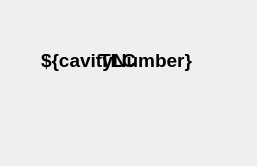
The window that Derikka/EmbeddedSingleCavity.ui (slaclab/cavityDisplay) describes before a commit, drawn with Qt 5.
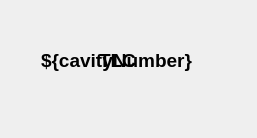
The same window after the commit. Custom widgets are drawn as their Qt base class.

Commit message: Show cavity number by default and then TLC if PV indicates warning or alarm

Patch:
```diff
--- a/Derikka/EmbeddedSingleCavity.ui
+++ b/Derikka/EmbeddedSingleCavity.ui
@@ -7,7 +7,7 @@
     <x>0</x>
     <y>0</y>
     <width>257</width>
-    <height>166</height>
+    <height>138</height>
    </rect>
   </property>
   <property name="sizePolicy">
```
The commit also changes 1 other file.
